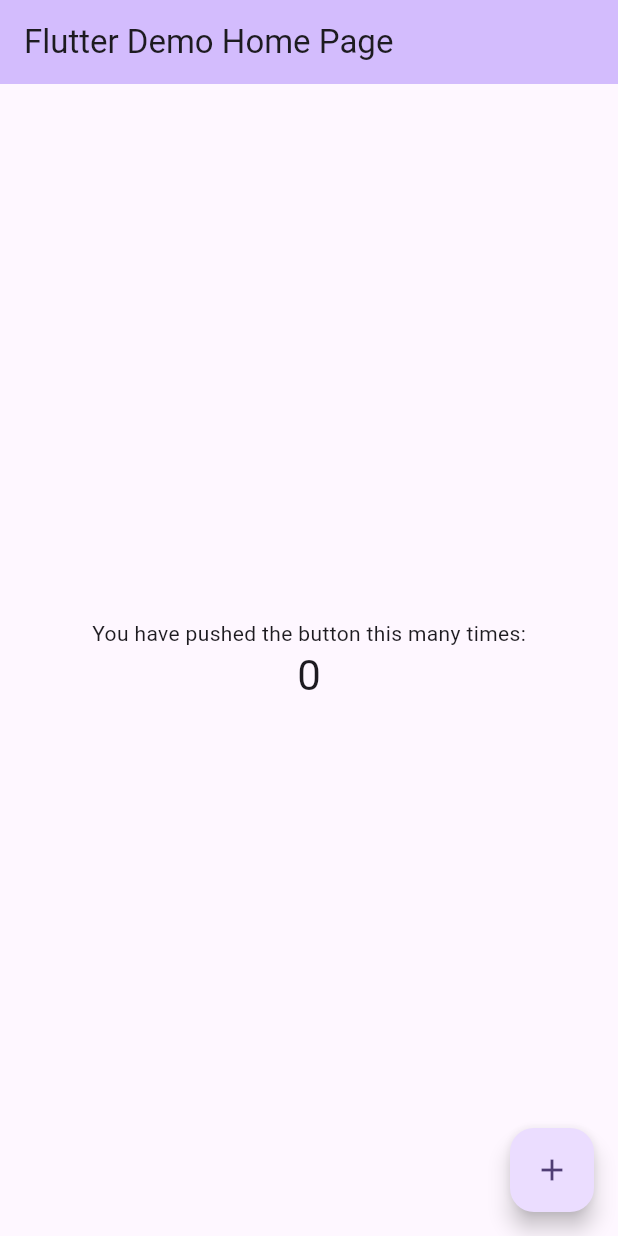
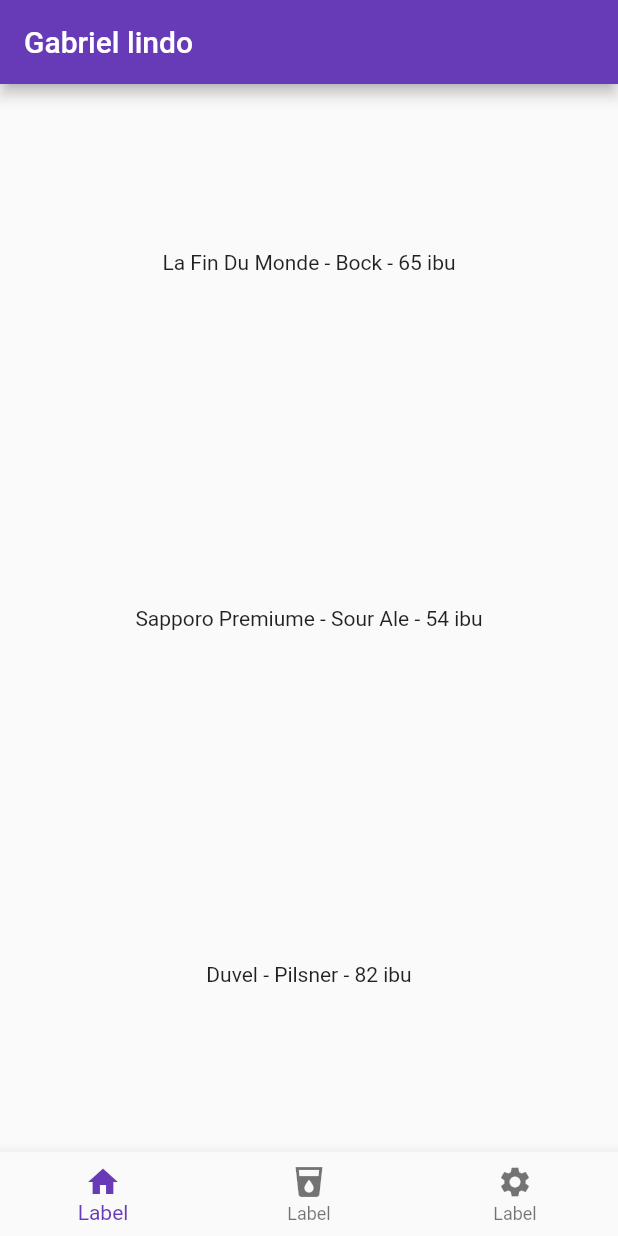
Before and after one commit to IsaKaillany/POO-Dart, a Flutter app: the screen it shows after launch, on a phone screen of 412 x 824 dp. Run offline on Flutter 3.47's test engine with Material 2 defaults, Android fonts, the phone set to English and light mode, and no system bars; our stand-ins replace transparent_image.

Commit message:
add nº1 receita_3

```diff
--- a/receita_3/lib/main.dart
+++ b/receita_3/lib/main.dart
@@ -1,125 +1,64 @@
 import 'package:flutter/material.dart';
 
 void main() {
-  runApp(const MyApp());
+    MyApp app = MyApp();
+    runApp(app);
 }
 
 class MyApp extends StatelessWidget {
-  const MyApp({super.key});
-
-  // This widget is the root of your application.
     @override
     Widget build(BuildContext context) {
         return MaterialApp(
-      title: 'Flutter Demo',
-      theme: ThemeData(
-        // This is the theme of your application.
-        //
-        // TRY THIS: Try running your application with "flutter run". You'll see
-        // the application has a blue toolbar. Then, without quitting the app,
-        // try changing the seedColor in the colorScheme below to Colors.green
-        // and then invoke "hot reload" (save your changes or press the "hot
-        // reload" button in a Flutter-supported IDE, or press "r" if you used
-        // the command line to start the app).
-        //
-        // Notice that the counter didn't reset back to zero; the application
-        // state is not lost during the reload. To reset the state, use hot
-        // restart instead.
-        //
-        // This works for code too, not just values: Most code changes can be
-        // tested with just a hot reload.
-        colorScheme: ColorScheme.fromSeed(seedColor: Colors.deepPurple),
-        useMaterial3: true,
+            theme: ThemeData(primarySwatch: Colors.deepPurple),
+            debugShowCheckedModeBanner: false,
+            home: Scaffold(
+                appBar: AppBar(
+                    title: const Text("Gabriel lindo"),
                 ),
-      home: const MyHomePage(title: 'Flutter Demo Home Page'),
+                body: DataBodyWidget(objects: [
+                    "La Fin Du Monde - Bock - 65 ibu",
+                    "Sapporo Premiume - Sour Ale - 54 ibu",
+                    "Duvel - Pilsner - 82 ibu"
+                ]),
+                bottomNavigationBar: NewNavBar(icons: [Icon(Icons.home), Icon(Icons.local_drink), Icon(Icons.settings)],)
+            )
         );
     }
 }
 
-class MyHomePage extends StatefulWidget {
-  const MyHomePage({super.key, required this.title});
+class NewNavBar extends StatelessWidget {
+    List<Icon> icons;
+    NewNavBar({this.icons = const []});
 
-  // This widget is the home page of your application. It is stateful, meaning
-  // that it has a State object (defined below) that contains fields that affect
-  // how it looks.
-
-  // This class is the configuration for the state. It holds the values (in this
-  // case the title) provided by the parent (in this case the App widget) and
-  // used by the build method of the State. Fields in a Widget subclass are
-  // always marked "final".
-
-  final String title;
-
-  @override
-  State<MyHomePage> createState() => _MyHomePageState();
-}
-
-class _MyHomePageState extends State<MyHomePage> {
-  int _counter = 0;
-
-  void _incrementCounter() {
-    setState(() {
-      // This call to setState tells the Flutter framework that something has
-      // changed in this State, which causes it to rerun the build method below
-      // so that the display can reflect the updated values. If we changed
-      // _counter without calling setState(), then the build method would not be
-      // called again, and so nothing would appear to happen.
-      _counter++;
-    });
+    void botaoFoiTocado(int index) {
+        print("Tocaram no botão $index");
     }
 
     @override
     Widget build(BuildContext context) {
-    // This method is rerun every time setState is called, for instance as done
-    // by the _incrementCounter method above.
-    //
-    // The Flutter framework has been optimized to make rerunning build methods
-    // fast, so that you can just rebuild anything that needs updating rather
-    // than having to individually change instances of widgets.
-    return Scaffold(
-      appBar: AppBar(
-        // TRY THIS: Try changing the color here to a specific color (to
-        // Colors.amber, perhaps?) and trigger a hot reload to see the AppBar
-        // change color while the other colors stay the same.
-        backgroundColor: Theme.of(context).colorScheme.inversePrimary,
-        // Here we take the value from the MyHomePage object that was created by
-        // the App.build method, and use it to set our appbar title.
-        title: Text(widget.title),
-      ),
-      body: Center(
-        // Center is a layout widget. It takes a single child and positions it
-        // in the middle of the parent.
-        child: Column(
-          // Column is also a layout widget. It takes a list of children and
-          // arranges them vertically. By default, it sizes itself to fit its
-          // children horizontally, and tries to be as tall as its parent.
-          //
-          // Column has various properties to control how it sizes itself and
-          // how it positions its children. Here we use mainAxisAlignment to
-          // center the children vertically; the main axis here is the vertical
-          // axis because Columns are vertical (the cross axis would be
-          // horizontal).
-          //
-          // TRY THIS: Invoke "debug painting" (choose the "Toggle Debug Paint"
-          // action in the IDE, or press "p" in the console), to see the
-          // wireframe for each widget.
-          mainAxisAlignment: MainAxisAlignment.center,
-          children: <Widget>[
-            const Text(
-              'You have pushed the button this many times:',
-            ),
-            Text(
-              '$_counter',
-              style: Theme.of(context).textTheme.headlineMedium,
-            ),
-          ],
-        ),
-      ),
-      floatingActionButton: FloatingActionButton(
-        onPressed: _incrementCounter,
-        tooltip: 'Increment',
-        child: const Icon(Icons.add),
-      ), // This trailing comma makes auto-formatting nicer for build methods.
-    );
+        return BottomNavigationBar(
+            onTap: botaoFoiTocado,
+            items: icons.map((obj) => BottomNavigationBarItem(icon: obj, label: "Label")
+        ).toList());
     }
 }
+
+class DataBodyWidget extends StatelessWidget {
+    List<String> objects;
+    DataBodyWidget({this.objects = const []});
+
+    // Expanded processarUmElemento(String obj) {
+    //     return Expanded(
+    //         child: Center(child: Text(obj))
+    //     );
+    // } //construtor
+
+    @override
+    Widget build(BuildContext context) {
+        return Column(children: objects.map(
+            (obj) => Expanded(
+                child: Center(child: Text(obj))
+            )
+        ).toList());
+    }
+}
```
Lines whose indentation alone changed are shown as unchanged.
